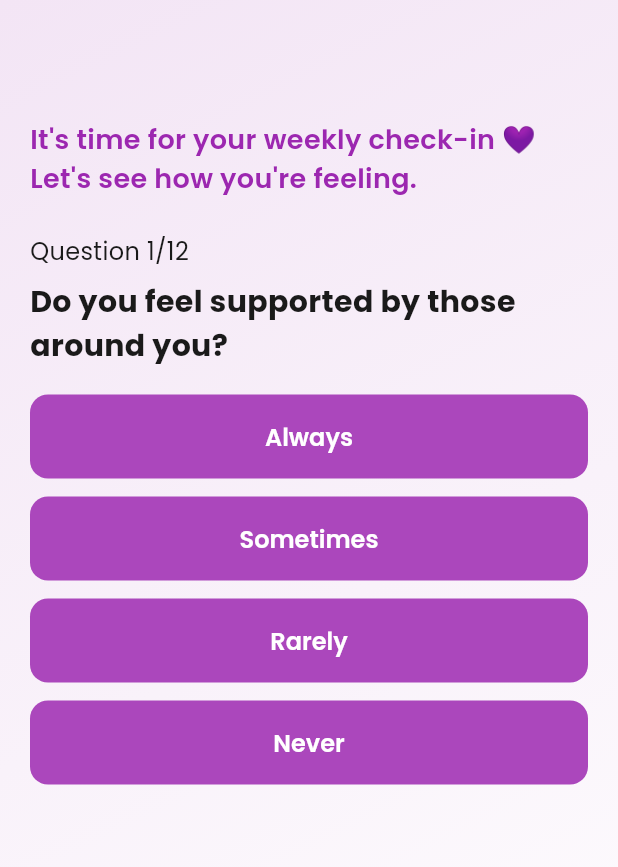
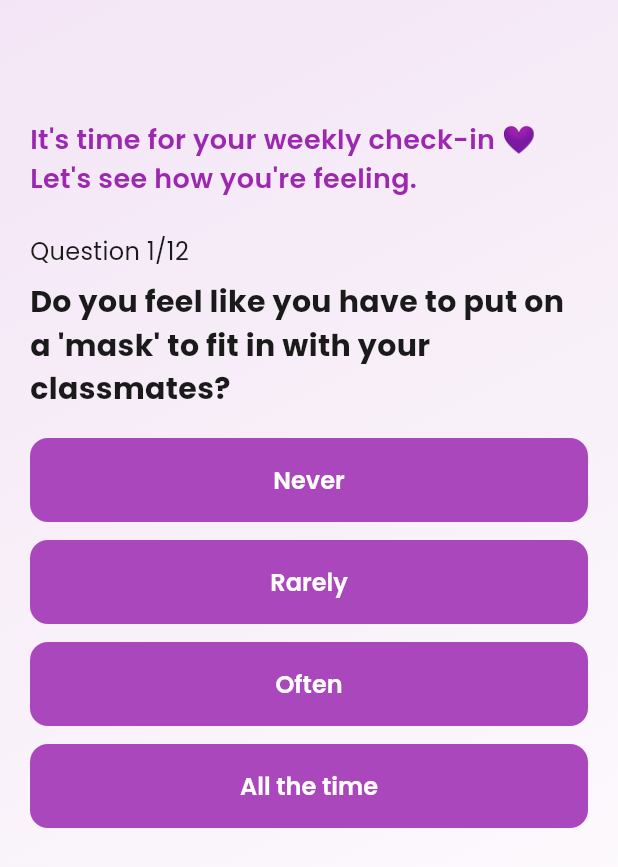
Before and after one commit to kushanitharushika/mindhug, a Flutter app: the screen it shows once a user with an empty profile is signed in, on a phone screen of 412 x 824 dp. Shown: the top 867 px of the screen. Run offline on Flutter 3.47's test engine with Material 3 defaults, Android fonts, the phone set to English and light mode, and no system bars; our stand-ins replace cloud_firestore, firebase_auth, firebase_core, firebase_storage, fl_chart, flutter_local_notifications and 8 more; missing offline and left inert: flutter_ringtone_player; accounts and stored records are empty; project files that could hold a hidden picture were left out.

Commit message:
improve quiz data pool

```diff
--- a/lib/screens/quiz/quiz_data.dart
+++ b/lib/screens/quiz/quiz_data.dart
@@ -1,15 +1,14 @@
 import '../../models/quiz_question.dart';
 
 final List<QuizQuestion> quizQuestions = [
-  //emotional and mental state questions
+  // --- ORIGINAL QUESTIONS (1-32) ---
   QuizQuestion(
     question: "How do you feel most of the time these days?",
     options: ["Happy", "Neutral", "Sad", "Anxious or stressed"],
     scores: [4, 3, 2, 1],
   ),
   QuizQuestion(
-    question:
-        "How often do you feel overwhelmed by your studies or responsibilities?",
+    question: "How often do you feel overwhelmed by your studies or responsibilities?",
     options: ["Rarely", "Sometimes", "Often", "Almost always"],
     scores: [4, 3, 2, 1],
   ),
@@ -18,8 +17,6 @@
     options: ["Almost everyday", "Sometimes", "Rarely", "Never"],
     scores: [4, 3, 2, 1],
   ),
-
-  //Academic stress and time management questions
   QuizQuestion(
     question: "Do you often worry about grades or assignments?",
     options: ["Not at all", "A little", "Quite often", "All the time"],
@@ -32,24 +29,12 @@
   ),
   QuizQuestion(
     question: "When facing academic pressure, what do you usually do?",
-    options: [
-      "Take a break and relax",
-      "Talk to someone",
-      "Ignore it and continue",
-      "Feel stuck and panicked",
-    ],
+    options: ["Take a break and relax", "Talk to someone", "Ignore it and continue", "Feel stuck and panicked"],
     scores: [4, 3, 2, 1],
   ),
-
-  //Social relationships and support system questions
   QuizQuestion(
     question: "How comfortable are you sharing your feelings with others?",
-    options: [
-      "Very comfortable",
-      "Somewhat comfortable",
-      "Not really comfortable",
-      "I prefer to keep it to myself",
-    ],
+    options: ["Very comfortable", "Somewhat comfortable", "Not really comfortable", "I prefer to keep it to myself"],
     scores: [4, 3, 2, 1],
   ),
   QuizQuestion(
@@ -57,29 +42,19 @@
     options: ["Always", "Sometimes", "Rarely", "Never"],
     scores: [4, 3, 2, 1],
   ),
-
-  //Lifestyle and coping habits questions
   QuizQuestion(
     question: "How often do you engage in activities that help you relax?",
     options: ["Daily", "A few times a week", "Rarely", "Never"],
     scores: [4, 3, 2, 1],
   ),
   QuizQuestion(
-    question:
-        "How healthy would you say your current lifestyle is (sleep, diet, rest)?",
-    options: [
-      "Very healthy",
-      "Somewhat healthy",
-      "Not very healthy",
-      "Unhealthy",
-    ],
+    question: "How healthy would you say your current lifestyle is (sleep, diet, rest)?",
+    options: ["Very healthy", "Somewhat healthy", "Not very healthy", "Unhealthy"],
     scores: [4, 3, 2, 1],
   ),
-
-  //Self-perception and Emotions questions
   QuizQuestion(
     question: "How often do you feel confident about yourself?",
-    options: ["Almost", "Sometimes", "Rarely", "Never"],
+    options: ["Almost always", "Sometimes", "Rarely", "Never"],
     scores: [4, 3, 2, 1],
   ),
   QuizQuestion(
@@ -87,7 +62,6 @@
     options: ["Never", "Rarely", "Sometimes", "Often"],
     scores: [4, 3, 2, 1],
   ),
-  // Physical symptoms
   QuizQuestion(
     question: "How is your sleep quality recently?",
     options: ["Restful and consistent", "Okay, but could be better", "Poor or irregular", "I struggle to sleep"],
@@ -98,8 +72,6 @@
     options: ["Rarely", "Occasionally", "Frequently", "Almost constantly"],
     scores: [4, 3, 2, 1],
   ),
-
-  // Negative Thoughts (CBT)
   QuizQuestion(
     question: "When things go wrong, do you tend to blame yourself?",
     options: ["Rarely", "Sometimes", "Often", "Always"],
@@ -115,8 +87,6 @@
     options: ["No, I can distract myself", "Sometimes", "Often", "Yes, it's very difficult"],
     scores: [4, 3, 2, 1],
   ),
-
-  // Motivation & Focus
   QuizQuestion(
     question: "How easy is it for you to focus on a task right now?",
     options: ["Very easy", "Somewhat easy", "Hard", "Very hard"],
@@ -127,8 +97,6 @@
     options: ["Usually", "Sometimes", "Rarely", "Never"],
     scores: [4, 3, 2, 1],
   ),
-
-  // Detailed Emotional State
   QuizQuestion(
     question: "Have you lost interest in hobbies or activities you used to enjoy?",
     options: ["No, I still enjoy them", "A little bit", "Significantly", "Yes, completely"],
@@ -154,4 +122,147 @@
     options: ["Yes, definitely", "Probably", "Not really", "No one"],
     scores: [4, 3, 2, 1],
   ),
+  QuizQuestion(
+    question: "Do you feel pressured to figure out your future career or academic path?",
+    options: ["Not at all", "A little bit", "Quite a lot", "It constantly worries me"],
+    scores: [4, 3, 2, 1],
+  ),
+  QuizQuestion(
+    question: "How much does financial stress or student debt affect your peace of mind?",
+    options: ["Rarely affects me", "Sometimes", "Often", "It's a major distraction"],
+    scores: [4, 3, 2, 1],
+  ),
+  QuizQuestion(
+    question: "How often do you compare your achievements or lifestyle to peers on social media?",
+    options: ["Rarely", "Sometimes", "Often", "Almost every day"],
+    scores: [4, 3, 2, 1],
+  ),
+  QuizQuestion(
+    question: "Do you feel pressure to fit in or meet expectations set by friend groups or classmates?",
+    options: ["Never", "Occasionally", "Frequently", "All the time"],
+    scores: [4, 3, 2, 1],
+  ),
+  QuizQuestion(
+    question: "How well do you balance your academics/work with personal downtime?",
+    options: ["Very well", "Reasonably well", "Struggling", "I have no personal time"],
+    scores: [4, 3, 2, 1],
+  ),
+  QuizQuestion(
+    question: "Do you feel guilty when you take time off to rest instead of studying or working?",
+    options: ["Rarely", "Sometimes", "Often", "Always"],
+    scores: [4, 3, 2, 1],
+  ),
+  QuizQuestion(
+    question: "How overwhelming is managing day-to-day responsibilities alongside your studies?",
+    options: ["Not overwhelming", "Manageable", "Somewhat overwhelming", "Very overwhelming"],
+    scores: [4, 3, 2, 1],
+  ),
+  QuizQuestion(
+    question: "How easily can you ask professors, teachers, or mentors for help when you are struggling?",
+    options: ["Very easily", "Somewhat easily", "It is difficult", "I never ask for help"],
+    scores: [4, 3, 2, 1],
+  ),
+
+  // --- NEW ADDITIONS (33-50) ---
+  // Cognitive / Imposter Syndrome
+  QuizQuestion(
+    question: "How often do you feel like you are 'faking' your knowledge or skills?",
+    options: ["Never", "Rarely", "Often", "Almost every day"],
+    scores: [4, 3, 2, 1],
+  ),
+  QuizQuestion(
+    question: "When you succeed, do you feel it was mostly due to luck rather than your hard work?",
+    options: ["Not at all", "Sometimes", "Often", "Always"],
+    scores: [4, 3, 2, 1],
+  ),
+  QuizQuestion(
+    question: "How often do you feel 'paralyzed' by the fear of making a mistake in your work?",
+    options: ["Rarely", "Sometimes", "Frequently", "Always"],
+    scores: [4, 3, 2, 1],
+  ),
+
+  // Digital Wellness
+  QuizQuestion(
+    question: "How often do you use your phone as a way to escape from academic stress?",
+    options: ["Rarely", "Occasionally", "Frequently", "Almost constantly"],
+    scores: [4, 3, 2, 1],
+  ),
+  QuizQuestion(
+    question: "Do you feel anxious or 'FOMO' (Fear Of Missing Out) if you stay offline for a day?",
+    options: ["Not at all", "A little bit", "Quite a lot", "It’s very distressing"],
+    scores: [4, 3, 2, 1],
+  ),
+  QuizQuestion(
+    question: "How often do you lose sleep because you are scrolling on your phone or computer?",
+    options: ["Never", "Rarely", "Sometimes", "Almost every night"],
+    scores: [4, 3, 2, 1],
+  ),
+
+  // Social & Environment
+  QuizQuestion(
+    question: "Do you feel like you have to put on a 'mask' to fit in with your classmates?",
+    options: ["Never", "Rarely", "Often", "All the time"],
+    scores: [4, 3, 2, 1],
+  ),
+  QuizQuestion(
+    question: "How much time do you spend in nature or outdoors each week?",
+    options: ["Plenty of time", "A moderate amount", "Very little", "None at all"],
+    scores: [4, 3, 2, 1],
+  ),
+  QuizQuestion(
+    question: "Do you feel that your parents/family have realistic expectations of you?",
+    options: ["Yes, very realistic", "Mostly", "They are a bit high", "They are crushing me"],
+    scores: [4, 3, 2, 1],
+  ),
+
+  // Burnout & Purpose
+  QuizQuestion(
+    question: "How often do you find yourself questioning if your degree/career path is worth it?",
+    options: ["Rarely", "Occasionally", "Frequently", "All the time"],
+    scores: [4, 3, 2, 1],
+  ),
+  QuizQuestion(
+    question: "How much energy do you have for social interactions after a day of classes/study?",
+    options: ["Plenty", "A decent amount", "Very little", "I’m completely drained"],
+    scores: [4, 3, 2, 1],
+  ),
+  QuizQuestion(
+    question: "Do you feel that your current routine allows you to grow as a person, not just a student?",
+    options: ["Definitely", "Somewhat", "Not really", "Not at all"],
+    scores: [4, 3, 2, 1],
+  ),
+
+  // Focus & Productivity
+  QuizQuestion(
+    question: "How often do you procrastinate until the very last minute?",
+    options: ["Never", "Rarely", "Often", "Every single time"],
+    scores: [4, 3, 2, 1],
+  ),
+  QuizQuestion(
+    question: "When you try to study, how easily are you distracted by notifications or people?",
+    options: ["I stay focused", "Slightly distracted", "Easily distracted", "I can't focus at all"],
+    scores: [4, 3, 2, 1],
+  ),
+
+  // Physical/Emotional Connection
+  QuizQuestion(
+    question: "How often do you experience a racing heart or 'butterflies' due to anxiety?",
+    options: ["Rarely", "Sometimes", "Often", "Almost every day"],
+    scores: [4, 3, 2, 1],
+  ),
+  QuizQuestion(
+    question: "Do you feel like you are living life on 'autopilot' recently?",
+    options: ["Not at all", "Occasionally", "Often", "Completely"],
+    scores: [4, 3, 2, 1],
+  ),
+  QuizQuestion(
+    question: "How kind are you to yourself when you fail a test or miss a deadline?",
+    options: ["Very kind/forgiving", "A bit hard on myself", "Very critical", "I hate myself for it"],
+    scores: [4, 3, 2, 1],
+  ),
+  QuizQuestion(
+    question: "Overall, how hopeful do you feel about the next 6 months of your life?",
+    options: ["Very hopeful", "Somewhat hopeful", "Indifferent/Unsure", "Not hopeful at all"],
+    scores: [4, 3, 2, 1],
+  ),
 ];
```
